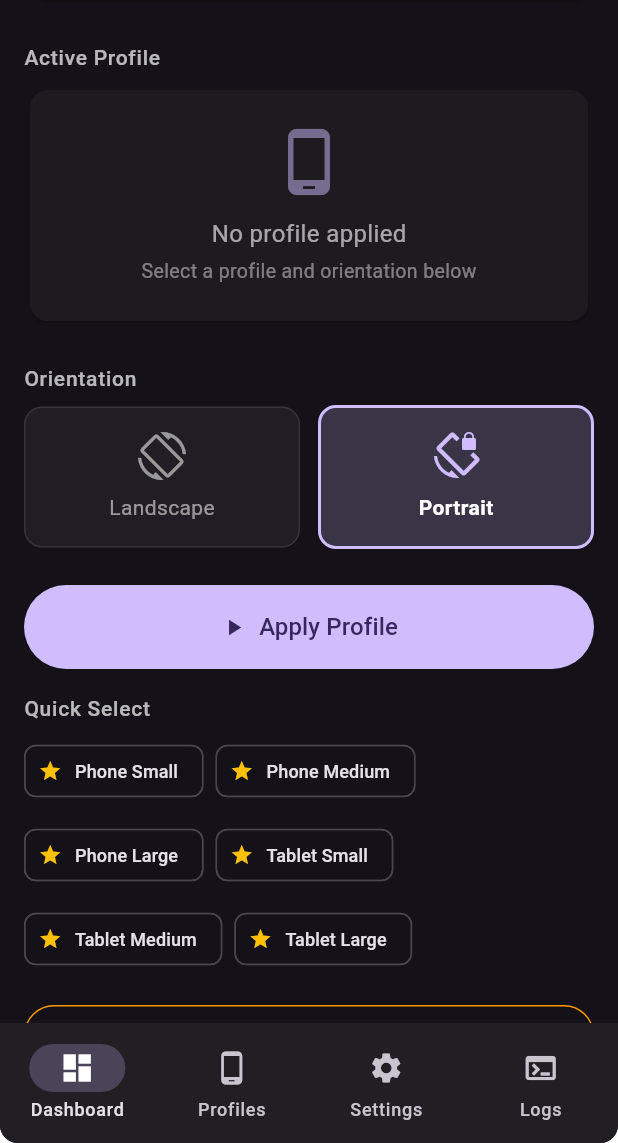
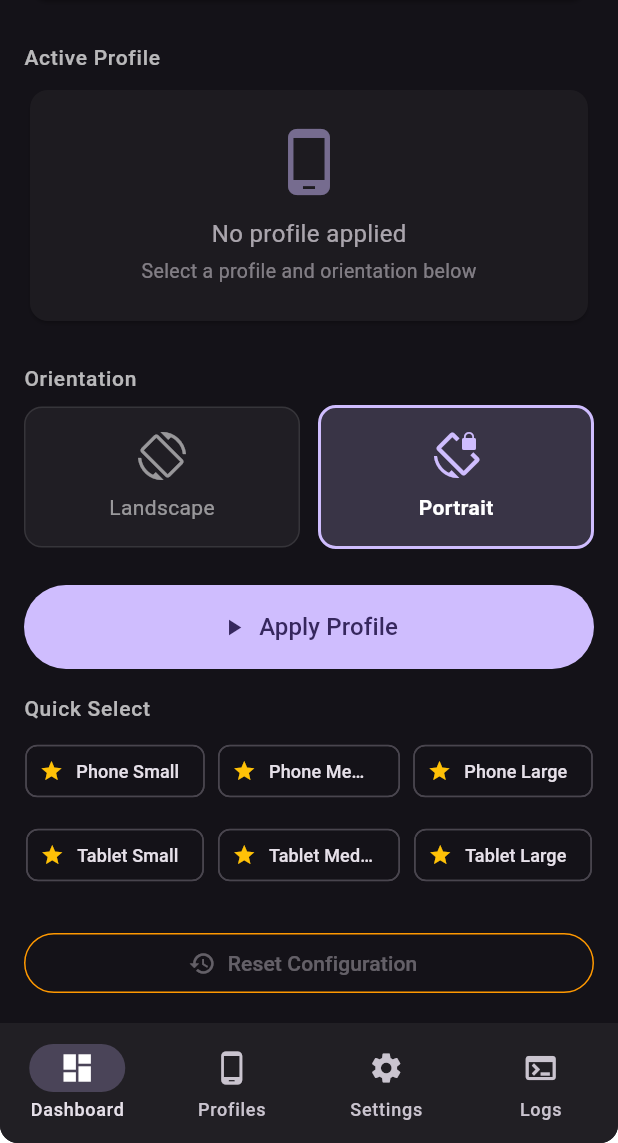
Before and after one commit to Eduar2TC/waydroid-profile-manager, a Flutter app: the screen it shows after launch, scrolled down 78 dp, on a phone screen of 412 x 824 dp, the part 93-1236 px from its top. Run offline on Flutter 3.47's test engine with Material 3 defaults, Android fonts, the phone set to English and light mode, and no system bars; missing offline and left inert: dart:ffi, system_tray; accounts and stored records are empty.

Commit message:
Quick Select: Wrap for 1 col, Row+Expanded for 2+ cols with padding

```diff
--- a/lib/presentation/screens/dashboard_screen.dart
+++ b/lib/presentation/screens/dashboard_screen.dart
@@ -108,21 +108,62 @@ import '../widgets/status_indicator.dart';class DashboardScreen extends Stateles
   }
 
   Widget _buildQuickProfiles(BuildContext context, AppController controller) {
+    final profiles = controller.profiles.take(6).toList();
+    if (profiles.isEmpty) return const SizedBox.shrink();
+
+    return LayoutBuilder(
+      builder: (context, constraints) {
+        const spacing = 8.0;
+        const minChipWidth = 110.0;
+        final cols = (constraints.maxWidth / (minChipWidth + spacing)).floor().clamp(1, 3);
+
+        if (cols == 1) {
           return Wrap(
-      spacing: 8,
-      runSpacing: 8,
-      children: controller.profiles.take(6).map((profile) {
+            spacing: spacing,
+            runSpacing: spacing,
+            alignment: WrapAlignment.center,
+            children: profiles.map((p) => _buildChip(p, controller)).toList(),
+          );
+        }
+
+        final rows = <List<Profile>>[];
+        for (var i = 0; i < profiles.length; i += cols) {
+          rows.add(profiles.sublist(i, (i + cols).clamp(0, profiles.length)));
+        }
+
+        return Column(
+          children: rows.map((row) {
+            return Padding(
+              padding: const EdgeInsets.only(bottom: spacing),
+              child: Row(
+                children: [
+                  for (var c = 0; c < row.length; c++) ...[
+                    if (c > 0) SizedBox(width: spacing),
+                    Expanded(child: _buildChip(row[c], controller)),
+                  ],
+                  for (var i = row.length; i < cols; i++) ...[
+                    SizedBox(width: spacing),
+                    const Expanded(child: SizedBox()),
+                  ],
+                ],
+              ),
+            );
+          }).toList(),
+        );
+      },
+    );
+  }
+
+  Widget _buildChip(Profile profile, AppController controller) {
     return ActionChip(
       avatar: Icon(profile.builtin ? Icons.star : Icons.star_border, size: 16, color: profile.builtin ? Colors.amber : Colors.white54),
-          label: Text(profile.name, style: const TextStyle(fontSize: 12)),
+      label: Text(profile.name, style: const TextStyle(fontSize: 12), overflow: TextOverflow.ellipsis, maxLines: 1),
       onPressed: controller.isApplying
           ? null
           : () {
               controller.setOrientation(profile.defaultOrientation);
               controller.applyProfile(profile);
             },
-        );
-      }).toList(),
     );
   }
 
```
Lines whose indentation alone changed are shown as unchanged.
